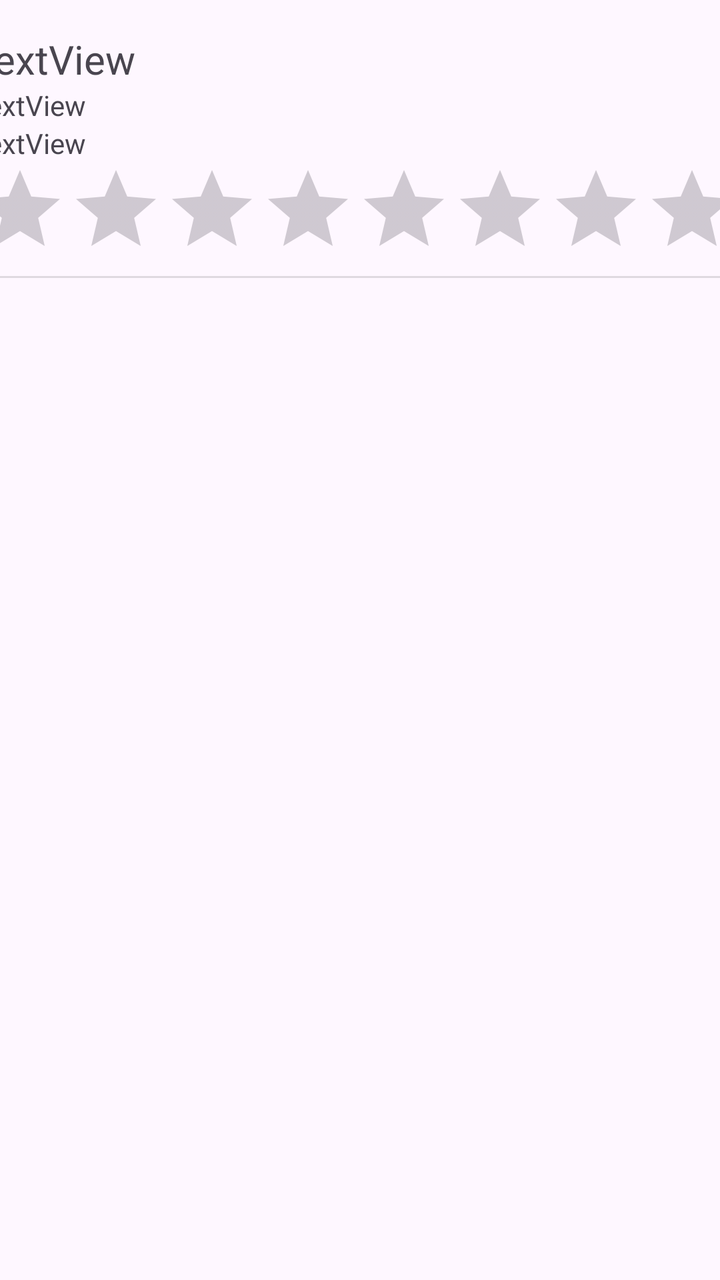
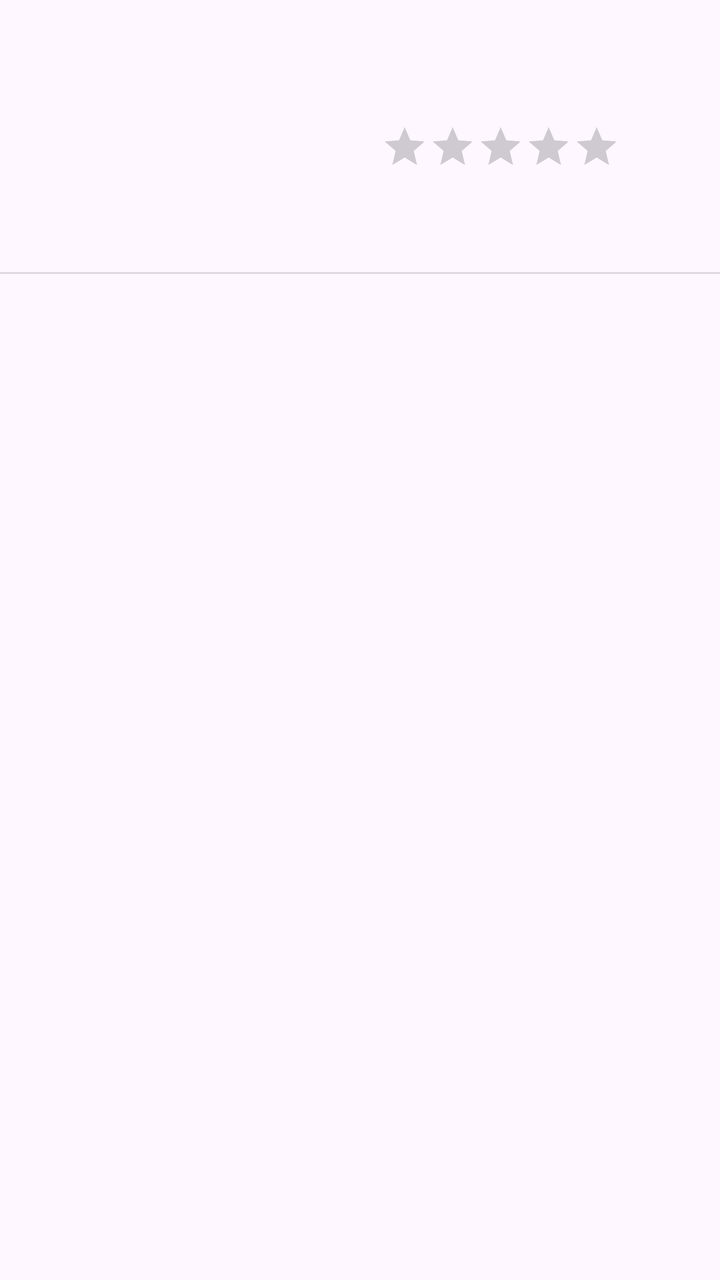

An Android layout rendered at two revisions. The XML below is the earlier revision; the diff shows what the commit changed to produce the second picture.
<!-- AndroidManifest.xml: application theme Theme.BudgetWolt_Android_Final -->
<!-- res/layout/item_restaurant.xml -->
<?xml version="1.0" encoding="utf-8"?>
<androidx.constraintlayout.widget.ConstraintLayout xmlns:android="http://schemas.android.com/apk/res/android"
    xmlns:app="http://schemas.android.com/apk/res-auto"
    xmlns:tools="http://schemas.android.com/tools"
    android:id="@+id/restaurantItem"
    android:layout_width="match_parent"
    android:layout_height="match_parent">

    <LinearLayout
        android:layout_width="389dp"
        android:layout_height="129dp"
        android:layout_marginTop="16dp"
        android:orientation="vertical"
        app:layout_constraintEnd_toEndOf="parent"
        app:layout_constraintStart_toStartOf="parent"
        app:layout_constraintTop_toTopOf="parent">

        <TextView
            android:id="@+id/textViewName"
            android:layout_width="match_parent"
            android:layout_height="wrap_content"
            android:text="TextView"
            android:textFontWeight="1000"
            android:textSize="20sp" />

        <TextView
            android:id="@+id/textViewAddress"
            android:layout_width="match_parent"
            android:layout_height="wrap_content"
            android:text="TextView" />

        <TextView
            android:id="@+id/textViewPhoneNumber"
            android:layout_width="match_parent"
            android:layout_height="wrap_content"
            android:text="TextView" />

        <RatingBar
            android:id="@+id/ratingBar"
            android:layout_width="match_parent"
            android:layout_height="wrap_content"
            android:numStars="5" />

        <View
            android:id="@+id/divider"
            android:layout_width="match_parent"
            android:layout_height="1dp"
            android:background="?android:attr/listDivider" />
    </LinearLayout>
</androidx.constraintlayout.widget.ConstraintLayout>
<!-- resources referenced by this layout -->
<resources>
  <style name="Theme.BudgetWolt_Android_Final" parent="Base.Theme.BudgetWolt_Android_Final" />
  <style name="Base.Theme.BudgetWolt_Android_Final" parent="Theme.Material3.DayNight.NoActionBar">
          
          
      </style>
</resources>

<!-- the commit's change to res/layout/item_restaurant.xml (unified diff, before → after) -->
@@ -7,44 +7,65 @@
     android:layout_height="match_parent">
 
     <LinearLayout
-        android:layout_width="389dp"
-        android:layout_height="129dp"
-        android:layout_marginTop="16dp"
-        android:orientation="vertical"
+        android:id="@+id/linearLayout"
+        android:layout_width="408dp"
+        android:layout_height="137dp"
+        android:orientation="horizontal"
         app:layout_constraintEnd_toEndOf="parent"
         app:layout_constraintStart_toStartOf="parent"
         app:layout_constraintTop_toTopOf="parent">
 
-        <TextView
-            android:id="@+id/textViewName"
-            android:layout_width="match_parent"
-            android:layout_height="wrap_content"
-            android:text="TextView"
-            android:textFontWeight="1000"
-            android:textSize="20sp" />
+        <LinearLayout
+            android:layout_width="154dp"
+            android:layout_height="120dp"
+            android:layout_marginTop="16dp"
+            android:orientation="vertical"
+            android:paddingHorizontal="10dp">
 
-        <TextView
-            android:id="@+id/textViewAddress"
-            android:layout_width="match_parent"
-            android:layout_height="wrap_content"
-            android:text="TextView" />
+            <TextView
+                android:id="@+id/textViewName"
+                android:layout_width="match_parent"
+                android:layout_height="wrap_content"
+                android:paddingVertical="5dp"
+                android:textFontWeight="1000"
+                android:textSize="20sp" />
 
-        <TextView
-            android:id="@+id/textViewPhoneNumber"
-            android:layout_width="match_parent"
-            android:layout_height="wrap_content"
-            android:text="TextView" />
+            <TextView
+                android:id="@+id/textViewAddress"
+                android:layout_width="match_parent"
+                android:layout_height="wrap_content"
+                android:paddingVertical="10dp" />
+
+            <TextView
+                android:id="@+id/textViewPhoneNumber"
+                android:layout_width="match_parent"
+                android:layout_height="wrap_content"
+                android:paddingVertical="10dp" />
+
+        </LinearLayout>
 
         <RatingBar
             android:id="@+id/ratingBar"
-            android:layout_width="match_parent"
-            android:layout_height="wrap_content"
-            android:numStars="5" />
+            android:layout_width="wrap_content"
+            android:layout_height="46dp"
+            android:clickable="false"
+            android:isIndicator="true"
+            android:numStars="5"
+            android:scaleX="0.5"
+            android:scaleY="0.5"
+            android:stepSize="0.5"
+            android:translationY="50dp" />
+    </LinearLayout>
 
-        <View
-            android:id="@+id/divider"
-            android:layout_width="match_parent"
-            android:layout_height="1dp"
-            android:background="?android:attr/listDivider" />
-    </LinearLayout>
+    <View
+        android:id="@+id/divider"
+        android:layout_width="match_parent"
+        android:layout_height="1dp"
+        android:layout_marginTop="136dp"
+        android:background="?android:attr/listDivider"
+        app:layout_constraintEnd_toEndOf="parent"
+        app:layout_constraintHorizontal_bias="0.0"
+        app:layout_constraintStart_toStartOf="parent"
+        app:layout_constraintTop_toTopOf="parent" />
+
 </androidx.constraintlayout.widget.ConstraintLayout>
